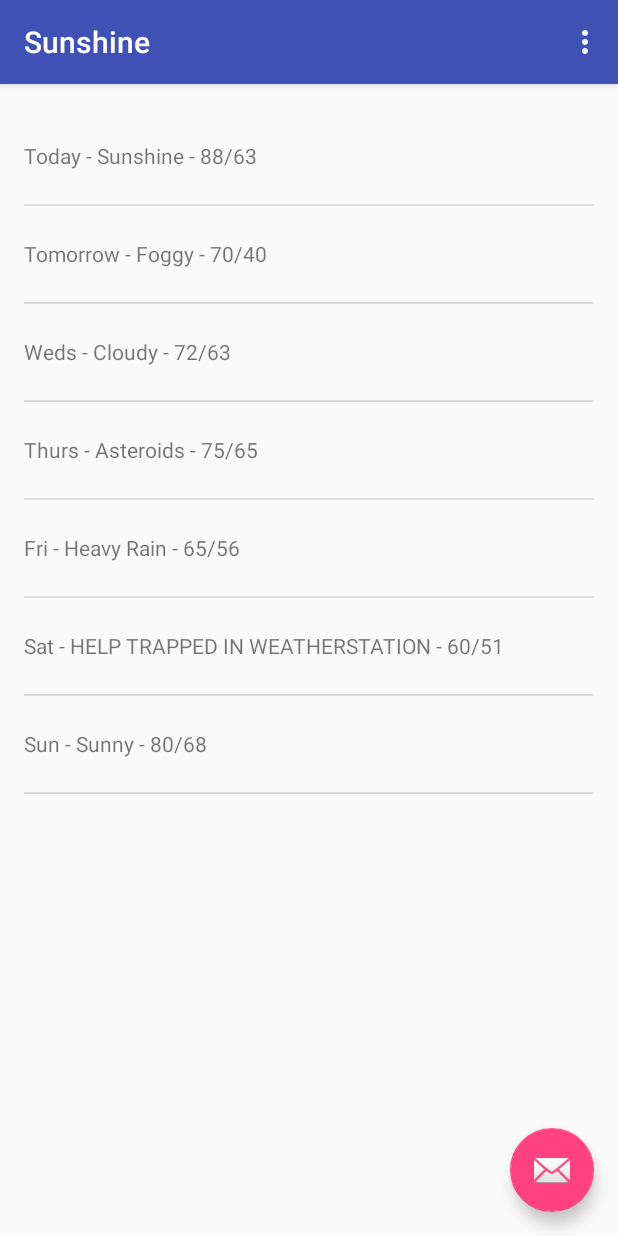
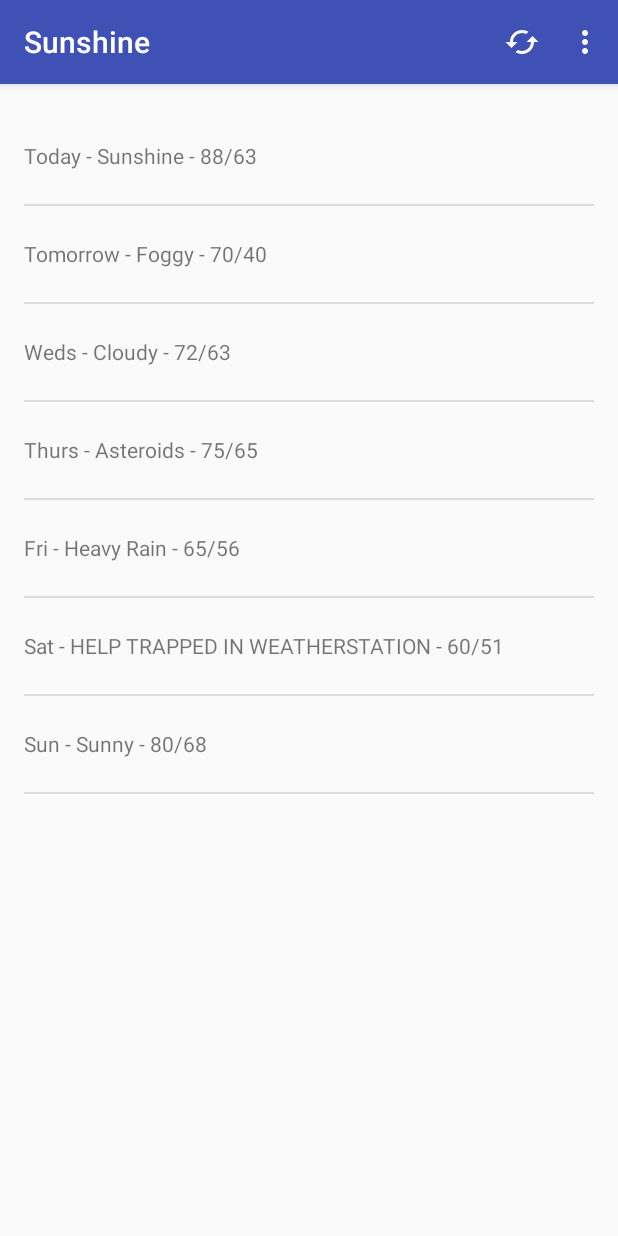
Before and after one commit to zahariaca/Android, an Android app: the screen it shows after launch (MainActivity), on a phone screen of 412 x 824 dp. Run offline under Robolectric (Android 15) with nearby library versions, the phone set to English and light mode, and no system bars.

Commit message:
13.07.2016

```diff
--- a/Sunshine/app/src/main/java/com/azaharia/sunshine/MainActivity.java
+++ b/Sunshine/app/src/main/java/com/azaharia/sunshine/MainActivity.java
@@ -18,14 +18,6 @@ public class MainActivity extends AppCompatActivity {
         Toolbar toolbar = (Toolbar) findViewById(R.id.toolbar);
         setSupportActionBar(toolbar);
 
-        FloatingActionButton fab = (FloatingActionButton) findViewById(R.id.fab);
-        fab.setOnClickListener(new View.OnClickListener() {
-            @Override
-            public void onClick(View view) {
-                Snackbar.make(view, "Replace with your own action", Snackbar.LENGTH_LONG)
-                        .setAction("Action", null).show();
-            }
-        });
     }
 
     @Override
--- /dev/null
+++ b/Sunshine/app/src/main/res/drawable/ic_cached_black_24dp.xml
@@ -0,0 +1,9 @@
+<vector xmlns:android="http://schemas.android.com/apk/res/android"
+        android:width="24dp"
+        android:height="24dp"
+        android:viewportWidth="24.0"
+        android:viewportHeight="24.0">
+    <path
+        android:fillColor="#FFF"
+        android:pathData="M19,8l-4,4h3c0,3.31 -2.69,6 -6,6 -1.01,0 -1.97,-0.25 -2.8,-0.7l-1.46,1.46C8.97,19.54 10.43,20 12,20c4.42,0 8,-3.58 8,-8h3l-4,-4zM6,12c0,-3.31 2.69,-6 6,-6 1.01,0 1.97,0.25 2.8,0.7l1.46,-1.46C15.03,4.46 13.57,4 12,4c-4.42,0 -8,3.58 -8,8H1l4,4 4,-4H6z"/>
+</vector>
--- a/Sunshine/app/src/main/res/layout/activity_main.xml
+++ b/Sunshine/app/src/main/res/layout/activity_main.xml
@@ -23,7 +23,7 @@
 
     <include layout="@layout/content_main" />
 
-    <android.support.design.widget.FloatingActionButton
+    android.support.design.widget.FloatingActionButton
         android:id="@+id/fab"
         android:layout_width="wrap_content"
         android:layout_height="wrap_content"
--- a/Sunshine/app/src/main/res/menu/forecastfragment.xml
+++ b/Sunshine/app/src/main/res/menu/forecastfragment.xml
@@ -4,5 +4,7 @@
     <item
         android:id="@+id/action_refresh"
         android:title="@string/action_refresh"
-        app:showAsAction="never" />
+        android:icon="@drawable/ic_cached_black_24dp"
+
+        app:showAsAction="ifRoom" />
 </menu>
--- a/Sunshine/build.gradle
+++ b/Sunshine/build.gradle
@@ -5,7 +5,7 @@ buildscript {
         jcenter()
     }
     dependencies {
-        classpath 'com.android.tools.build:gradle:2.1.0'
+        classpath 'com.android.tools.build:gradle:2.1.2'
 
         // NOTE: Do not place your application dependencies here; they belong
         // in the individual module build.gradle files
```
Also changed, not shown: Sunshine/app/src/main/java/com/azaharia/sunshine/MainActivityFragment.java (+13 -10 lines), Sunshine/app/src/main/ic_menu_refresh-web.png (added).
